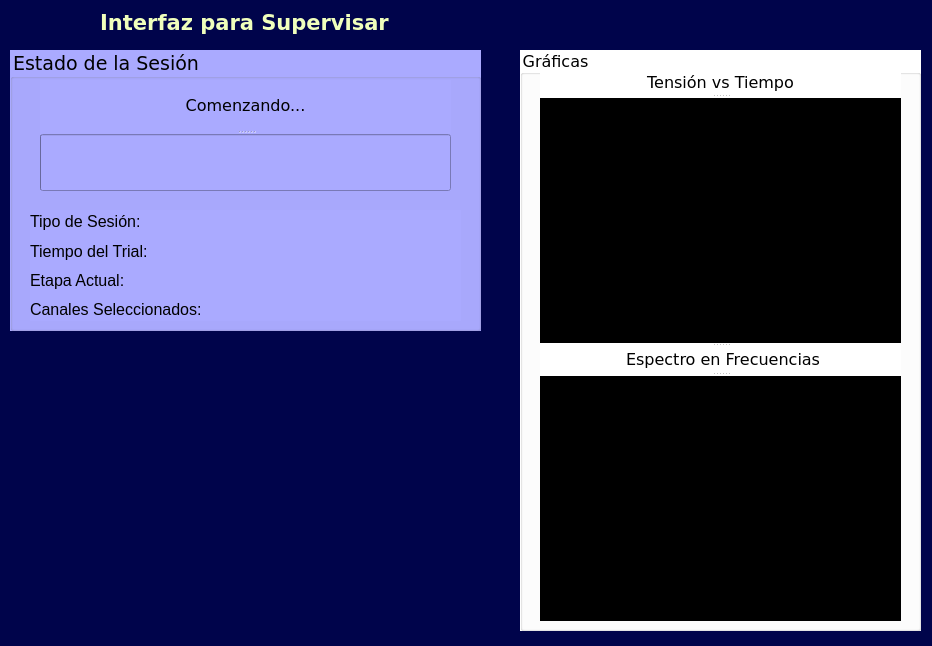
Old version of the form Desarrollo/PythonScripts/scripts/GUIModule/supervision.ui in the repository lucasbaldezzari/bcihack2.
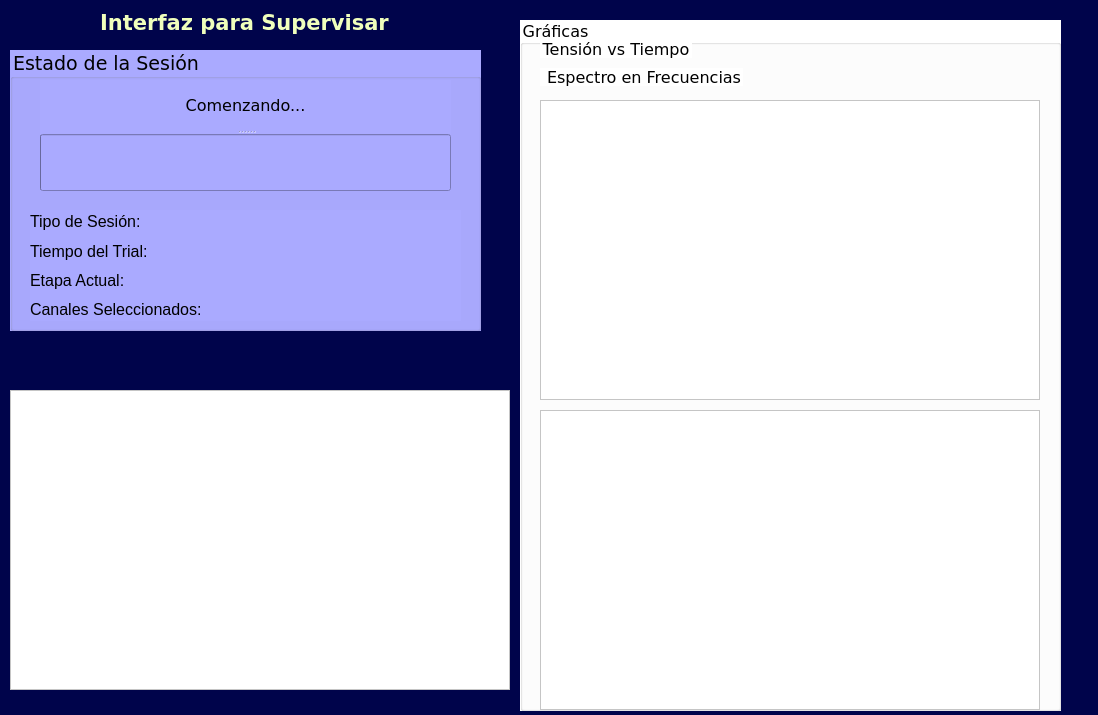
New version of the form. Icons and pictures are not drawn. Custom widgets are drawn as their Qt base class.

Commit message: Actualizo interfaz

```diff
--- a/Desarrollo/PythonScripts/scripts/GUIModule/supervision.ui
+++ b/Desarrollo/PythonScripts/scripts/GUIModule/supervision.ui
@@ -6,8 +6,8 @@
    <rect>
     <x>0</x>
     <y>0</y>
-    <width>932</width>
-    <height>646</height>
+    <width>1098</width>
+    <height>715</height>
    </rect>
   </property>
   <property name="windowTitle">
@@ -23,10 +23,10 @@
   <widget class="QLabel" name="label_orden_5">
    <property name="geometry">
     <rect>
-     <x>160</x>
-     <y>400</y>
-     <width>150</width>
-     <height>173</height>
+     <x>190</x>
+     <y>350</y>
+     <width>111</width>
+     <height>61</height>
     </rect>
    </property>
    <property name="font">
@@ -79,9 +79,9 @@
    <property name="geometry">
     <rect>
      <x>520</x>
-     <y>50</y>
-     <width>401</width>
-     <height>581</height>
+     <y>20</y>
+     <width>541</width>
+     <height>691</height>
     </rect>
    </property>
    <property name="font">
@@ -97,19 +97,31 @@
    <property name="title">
     <string>Gráficas</string>
    </property>
-   <widget class="QSplitter" name="splitter">
+   <widget class="QGraphicsView" name="graphicsView">
+    <property name="enabled">
+     <bool>true</bool>
+    </property>
     <property name="geometry">
      <rect>
       <x>20</x>
-      <y>20</y>
-      <width>361</width>
-      <height>551</height>
+      <y>80</y>
+      <width>500</width>
+      <height>300</height>
      </rect>
     </property>
-    <property name="orientation">
-     <enum>Qt::Vertical</enum>
+    <property name="styleSheet">
+     <string notr="true">background-color: rgb(255, 255, 255);</string>
     </property>
+   </widget>
     <widget class="QLabel" name="label_orden_3">
+    <property name="geometry">
+     <rect>
+      <x>20</x>
+      <y>20</y>
+      <width>152</width>
+      <height>18</height>
+     </rect>
+    </property>
      <property name="font">
       <font>
        <family>Verdana</family>
@@ -126,12 +138,15 @@
       <set>Qt::AlignCenter</set>
      </property>
     </widget>
-    <widget class="PlotWidget" name="graphicsView">
-     <property name="styleSheet">
-      <string notr="true">background-color: rgb(0, 0, 0);</string>
-     </property>
-    </widget>
     <widget class="QLabel" name="label_orden_4">
+    <property name="geometry">
+     <rect>
+      <x>20</x>
+      <y>48</y>
+      <width>203</width>
+      <height>18</height>
+     </rect>
+    </property>
      <property name="font">
       <font>
        <family>Verdana</family>
@@ -149,11 +164,21 @@
       <set>Qt::AlignCenter</set>
      </property>
     </widget>
-    <widget class="PlotWidget" name="graphicsView_2">
+   <widget class="QGraphicsView" name="graphicsFFT">
+    <property name="enabled">
+     <bool>true</bool>
+    </property>
+    <property name="geometry">
+     <rect>
+      <x>20</x>
+      <y>390</y>
+      <width>500</width>
+      <height>300</height>
+     </rect>
+    </property>
      <property name="styleSheet">
-      <string notr="true">background-color: rgb(0, 0, 0);</string>
-     </property>
-    </widget>
+     <string notr="true">background-color: rgb(255, 255, 255);</string>
+    </property>
    </widget>
   </widget>
   <widget class="QGroupBox" name="groupBox_2">
@@ -285,14 +310,23 @@
     </layout>
    </widget>
   </widget>
- </widget>
- <customwidgets>
-  <customwidget>
-   <class>PlotWidget</class>
-   <extends>QGraphicsView</extends>
-   <header>pyqtgraph</header>
-  </customwidget>
- </customwidgets>
+  <widget class="QGraphicsView" name="graphicsBars">
+   <property name="enabled">
+    <bool>true</bool>
+   </property>
+   <property name="geometry">
+    <rect>
+     <x>10</x>
+     <y>390</y>
+     <width>500</width>
+     <height>300</height>
+    </rect>
+   </property>
+   <property name="styleSheet">
+    <string notr="true">background-color: rgb(255, 255, 255);</string>
+   </property>
+  </widget>
+ </widget>
  <resources/>
  <connections/>
 </ui>
```
Left out of the diff: 2 changed lines with no effect on the pictures. Lines whose indentation alone changed are shown as unchanged. The commit also changes 2 other files.
